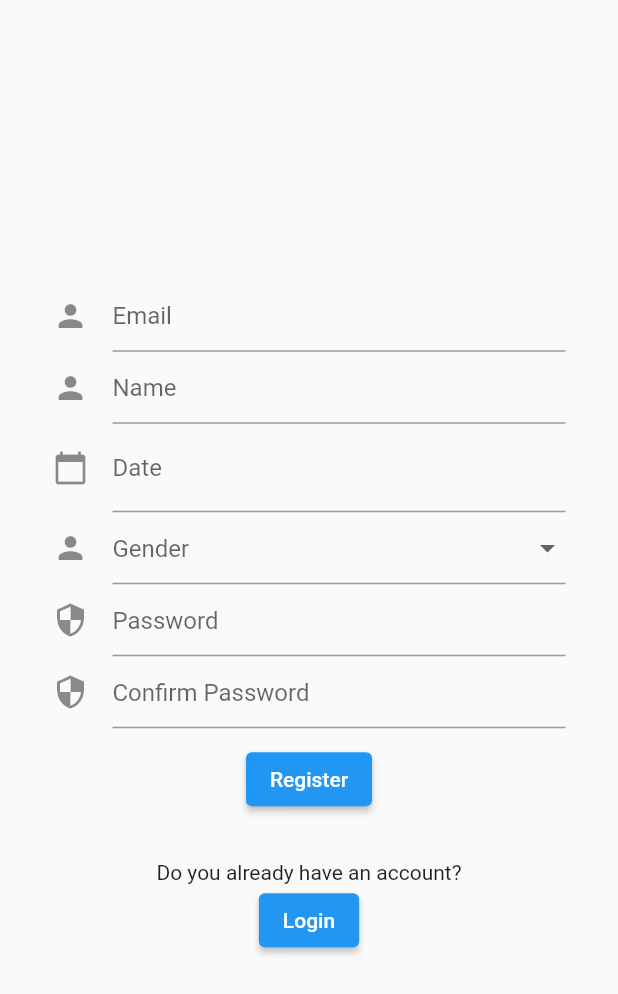
After one commit to joao-martins-inf/trainees_flutter, a Flutter app: the Register screen opened by its route, on a phone screen of 412 x 824 dp. The commit adds this screen. Shown: the top 994 px of the screen. Run offline on Flutter 3.47's test engine with Material 2 defaults, Android fonts, the phone set to English and light mode, and no system bars; our stand-ins replace flutter_rating_bar; missing offline and left inert: qr_code_scanner; network calls fail.

Commit message:
Register working <3

```diff
--- a/lib/main.dart
+++ b/lib/main.dart
@@ -1,5 +1,7 @@
 import 'package:flutter/material.dart';
 import 'package:trainees_flutter/screens/home.dart';
+import 'package:trainees_flutter/screens/login.dart';
+import 'package:trainees_flutter/screens/register.dart';
 import 'package:trainees_flutter/screens/gym/qrScanner/qrScanner.dart';
 import 'package:trainees_flutter/screens/gym/evaluate/evaluate.dart';
 
@@ -19,6 +21,8 @@ class App extends StatelessWidget {
         '/home':(context) => Home(),
         '/scan': (context) => QRViewExample(),
         '/evaluate': (context) => Evaluate(),
+        '/login': (context) => Login(),
+        '/register': (context) => Register(),
       },
     );
   }
--- /dev/null
+++ b/lib/screens/register.dart
@@ -0,0 +1,192 @@
+import 'package:flutter/material.dart';
+import 'package:intl/intl.dart';
+
+class User {
+
+
+  String name = '';
+  String email = '';
+  DateTime? bornDate;
+  String gender = '';
+  String password = '';
+  String confirmPassword = '';
+
+  save() {
+    print('saving user using a web service');
+  }
+  @override
+  String toString() {
+    return 'Student: {name: ${name}, age: ${bornDate}, email: ${email}, gender:${gender},'
+        'password:${password}}';
+  }
+}
+
+class Register extends StatefulWidget {
+  @override
+  _RegisterState createState() => _RegisterState();
+}
+
+class _RegisterState extends State<Register> {
+  final _formKey = GlobalKey<FormState>();
+  final _user = User();
+  final TextEditingController _textController = new TextEditingController();
+
+
+  Future _selectDate() async {
+    DateTime? picked = await showDatePicker(
+        context: context,
+        initialDate: new DateTime.now(),
+        firstDate: new DateTime(1900),
+        lastDate: new DateTime.now()
+    );
+
+    if(picked != null) {
+
+      setState(() {
+        _user.bornDate = picked;
+        _textController.text = DateFormat('dd-MM-yyyy').format(picked);
+      });
+
+    }
+  }
+
+  @override
+  Widget build(BuildContext context) {
+    return Scaffold(
+      body: _registerForm(context),
+    );
+  }
+
+  Widget _registerForm(context) {
+    return Form(
+      key: _formKey,
+      child: Padding(
+        padding: EdgeInsets.symmetric(horizontal: 35),
+        child: Column(
+          mainAxisAlignment: MainAxisAlignment.center,
+          children: [
+            _emailField(),
+            _nameField(),
+            _bornDateField(),
+            _genderField(),
+            _passwordField(),
+            _confirmPasswordField(),
+            SizedBox(height: 10),
+            _registerButton(context),
+            SizedBox(height: 30, ),
+            Text('Do you already have an account?'),
+            _loginButton(context),
+          ],
+        ),
+      ),
+    );
+  }
+
+  Widget _passwordField() {
+    return TextFormField(
+      obscureText: true,
+      decoration: InputDecoration(
+        icon: Icon(Icons.security),
+        hintText: 'Password',
+      ),
+      validator: (value) => null,
+      onChanged: (value) {
+        setState(() => _user.password = value.toString());
+      },
+    );
+  }
+
+  Widget _confirmPasswordField() {
+    return TextFormField(
+      obscureText: true,
+      decoration: InputDecoration(
+        icon: Icon(Icons.security),
+        hintText: 'Confirm Password',
+      ),
+      validator: (value) => null,
+      onChanged: (value) {
+        setState(() => _user.confirmPassword = value.toString());
+      },
+    );
+  }
+
+  Widget _nameField() {
+    return TextFormField(
+      decoration: InputDecoration(
+        icon: Icon(Icons.person),
+        hintText: 'Name',
+      ),
+      validator: (value) => null,
+      onChanged: (value) {
+        setState(() => _user.name = value.toString());
+      },
+    );
+  }
+
+  Widget _emailField() {
+    return TextFormField(
+      decoration: InputDecoration(
+        icon: Icon(Icons.person),
+        hintText: 'Email',
+      ),
+      validator: (value) => null,
+      onChanged: (value) {
+        setState(() => _user.email = value.toString());
+      },
+    );
+  }
+  Widget _bornDateField() {
+    return TextFormField(
+      controller: _textController,
+      onTap: (){
+        // Below line stops keyboard from appearing
+        FocusScope.of(context).requestFocus(new FocusNode());
+
+        // Show Date Picker Here
+        _selectDate();
+
+      },
+      keyboardType: TextInputType.datetime,
+      decoration: InputDecoration(
+        labelText: "Date",
+        icon: Icon(Icons.calendar_today),
+      ),
+
+    );
+  }
+  Widget _genderField() {
+    return DropdownButtonFormField(
+      items:[
+        DropdownMenuItem(child: Text("Male"), value:'male'),
+        DropdownMenuItem(child: Text("Female"), value:'female'),
+        DropdownMenuItem(child: Text("Undefined"), value:'undefined'),
+      ],
+        onChanged: (value) {
+          setState(() => _user.gender = value.toString());
+        },
+      decoration: InputDecoration(
+        icon: Icon(Icons.person),
+        hintText: 'Gender',
+      ),
+      validator: (value) => _user.gender = value.toString(),
+    );
+  }
+
+  Widget _loginButton(context) {
+    return ElevatedButton(
+      onPressed: () => {Navigator.pushNamed(context, '/login')},
+      child: Text("Login"),
+    );
+  }
+
+  Widget _registerButton(context){
+    return ElevatedButton(
+      onPressed: () {
+        print(_user);
+
+    },
+      child: Text("Register"),
+    );
+  }
+
+}
--- a/pubspec.yaml
+++ b/pubspec.yaml
@@ -31,6 +31,7 @@ dependencies:
   qr_code_scanner: ^0.5.1
   http: ^0.13.3
   flutter_rating_bar: ^4.0.0
+  datetime_picker_formfield: ^2.0.0
 
 dev_dependencies:
   flutter_test:
```
Also changed, not shown: lib/screens/gym/gym.dart (+27 -44 lines), lib/screens/home.dart (+9 -5 lines), lib/screens/login.dart (+20 -9 lines), lib/screens/settings/settings.dart (added, +54 -0 lines), pubspec.lock.
